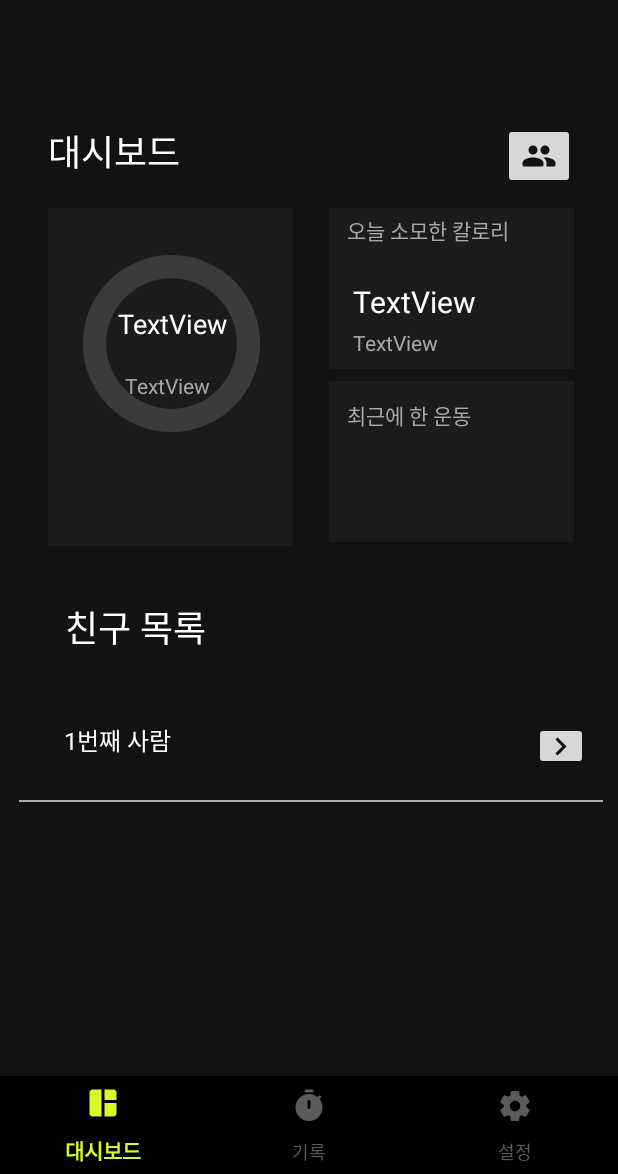
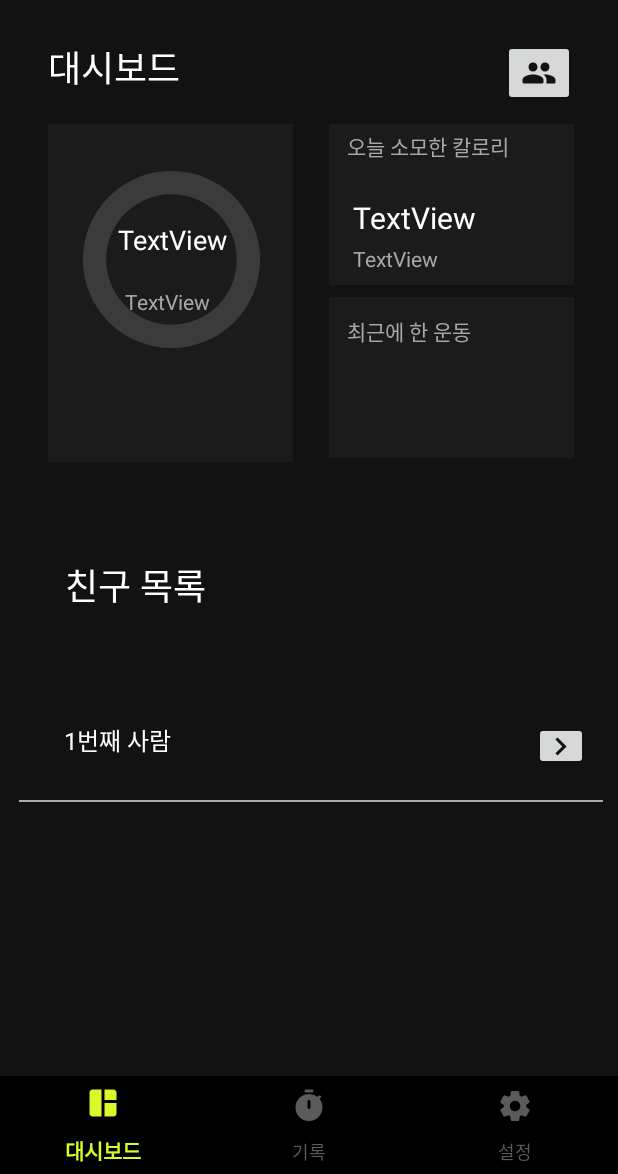
Before and after one commit to ajou-dico/Fit2Fit, an Android app: the screen it shows after launch once a user with an empty profile is signed in (MainActivity), on a phone screen of 412 x 824 dp, the part 62-1236 px from its top. Run offline under Robolectric (Android 15) with nearby library versions, the phone set to English and light mode, and no system bars; our stand-ins replace Firebase (no records; nobody signed in at launch, a user with empty details on screens opened directly); libraries missing offline, so code that uses them is left out: com.firebase.ui, com.google.firestore.v1.

Commit message:
Minor: UI fix

```diff
--- a/app/src/main/java/com/dico/fit2fit/MainActivity.java
+++ b/app/src/main/java/com/dico/fit2fit/MainActivity.java
@@ -1,7 +1,10 @@
 package com.dico.fit2fit;
 
 import android.app.ActionBar;
+import android.graphics.PorterDuff;
+import android.graphics.drawable.Drawable;
 import android.os.Bundle;
+import android.view.Menu;
 import android.view.MenuItem;
 
 import com.google.android.material.bottomnavigation.BottomNavigationView;
@@ -23,6 +26,8 @@ public class MainActivity extends AppCompatActivity {
     private Fragment recording_f;
     private Fragment workout_f;
 
+    int fragmentNum = 1;
+
     @Override
     protected void onCreate(Bundle savedInstanceState) {
         mAuth = FirebaseAuth.getInstance();
@@ -30,8 +35,9 @@ public class MainActivity extends AppCompatActivity {
 
         super.onCreate(savedInstanceState);
         setContentView(R.layout.activity_main);
-
-        ActionBar actionBar = getActionBar();
+//
+//        androidx.appcompat.app.ActionBar actionBar = getSupportActionBar();
+//        actionBar.hide();
 
         dashboard_f = new dashboard();
         options_f = new options();
@@ -59,16 +65,28 @@ public class MainActivity extends AppCompatActivity {
         });
     }
 
-    public void onFragmentChange(int fragmentNum) {
+    public void onFragmentChange(int fragNum) {
         //프래그먼트의 번호에 따라 다르게 작동하는 조건문
-        if(fragmentNum == 1) {
+        if(fragNum == 1) {
+            fragmentNum = 1;
             getSupportFragmentManager().beginTransaction().replace(R.id.container, workout_f).commitAllowingStateLoss();
-        } else if(fragmentNum == 2) {
+        } else if(fragNum == 2) {
+            fragmentNum = 2;
             getSupportFragmentManager().beginTransaction().replace(R.id.container, recording_f).commitAllowingStateLoss();
-        } else if(fragmentNum == 3) {
+        } else if(fragNum == 3) {
+            fragmentNum = 3;
             getSupportFragmentManager().beginTransaction().replace(R.id.container, dashboard_f).commitAllowingStateLoss();
         }
     }
 
+//    @Override
+//    public boolean onCreateOptionsMenu(Menu menu) {
+//        if (fragmentNum == 2) {
+//            getMenuInflater().inflate(R.menu.add_recording_menu, menu);
+//            Drawable drawable = menu.getItem(0).getIcon();
+//            drawable.setColorFilter(getResources().getColor(R.color.primary), PorterDuff.Mode.SRC_ATOP);
+//        }
+//        return true;
+//    }
 
 }
--- a/app/src/main/java/com/dico/fit2fit/add_friend.java
+++ b/app/src/main/java/com/dico/fit2fit/add_friend.java
@@ -1,5 +1,6 @@
 package com.dico.fit2fit;
 
+import androidx.appcompat.app.ActionBar;
 import androidx.appcompat.app.AppCompatActivity;
 
 import android.content.Intent;
@@ -13,13 +14,15 @@ public class add_friend extends AppCompatActivity {
     protected void onCreate(Bundle savedInstanceState) {
         super.onCreate(savedInstanceState);
         setContentView(R.layout.activity_add_friend);
-
+        ActionBar actionBar = getSupportActionBar();
+        actionBar.hide();
         prev_btn = findViewById(R.id.prevb);
         prev_btn.setOnClickListener(new View.OnClickListener() {
             @Override
             public void onClick(View view) {
                 Intent intent = new Intent(getApplicationContext(), MainActivity.class);
                 startActivity(intent);
+                finish();
             }
         });
     }
--- a/app/src/main/java/com/dico/fit2fit/recording.java
+++ b/app/src/main/java/com/dico/fit2fit/recording.java
@@ -66,7 +66,7 @@ public class  recording extends Fragment {
         mAuth = FirebaseAuth.getInstance();
         db = FirebaseFirestore.getInstance();
 
-        ImageButton button1 = rootView.findViewById(R.id.plus_btn);
+        Button button1 = rootView.findViewById(R.id.btn_add_exercise);
         button1.setOnClickListener(new View.OnClickListener() {
             @Override
             public void onClick(View v) {
--- a/app/src/main/res/layout/activity_main.xml
+++ b/app/src/main/res/layout/activity_main.xml
@@ -5,7 +5,6 @@
     android:id="@+id/container"
     android:layout_width="match_parent"
     android:layout_height="match_parent"
-    android:paddingTop="?attr/actionBarSize"
     android:background="@color/black">
 
     <TextView
@@ -30,11 +29,10 @@
     </com.google.android.material.bottomnavigation.BottomNavigationView>
 
     <FrameLayout
-        android:layout_width="match_parent"
+        android:layout_width="0dp"
         android:layout_height="match_parent"
-        android:layout_marginTop="4dp"
         app:layout_constraintEnd_toEndOf="@+id/textView3"
-        app:layout_constraintHorizontal_bias="0.0"
+        app:layout_constraintHorizontal_bias="1.0"
         app:layout_constraintStart_toStartOf="parent"
         app:layout_constraintTop_toTopOf="parent">
 
--- /dev/null
+++ b/app/src/main/res/menu/add_recording_menu.xml
@@ -0,0 +1,12 @@
+<?xml version="1.0" encoding="utf-8"?>
+<menu xmlns:android="http://schemas.android.com/apk/res/android"
+    xmlns:app="http://schemas.android.com/apk/res-auto">
+
+    <item
+        android:id="@+id/menu_add_friend"
+        android:title="운동 기록 추가"
+        android:icon="@drawable/ic_plus"
+        android:iconTint="@color/primary"
+        app:showAsAction="always" />
+
+</menu>
```
Also changed, not shown: app/src/main/res/layout/activity_add_friend.xml (+11 -13 lines), app/src/main/res/layout/fragment_recording.xml (+20 -13 lines), app/src/main/res/menu/add_friend_menu.xml (added, +11 -0 lines).
